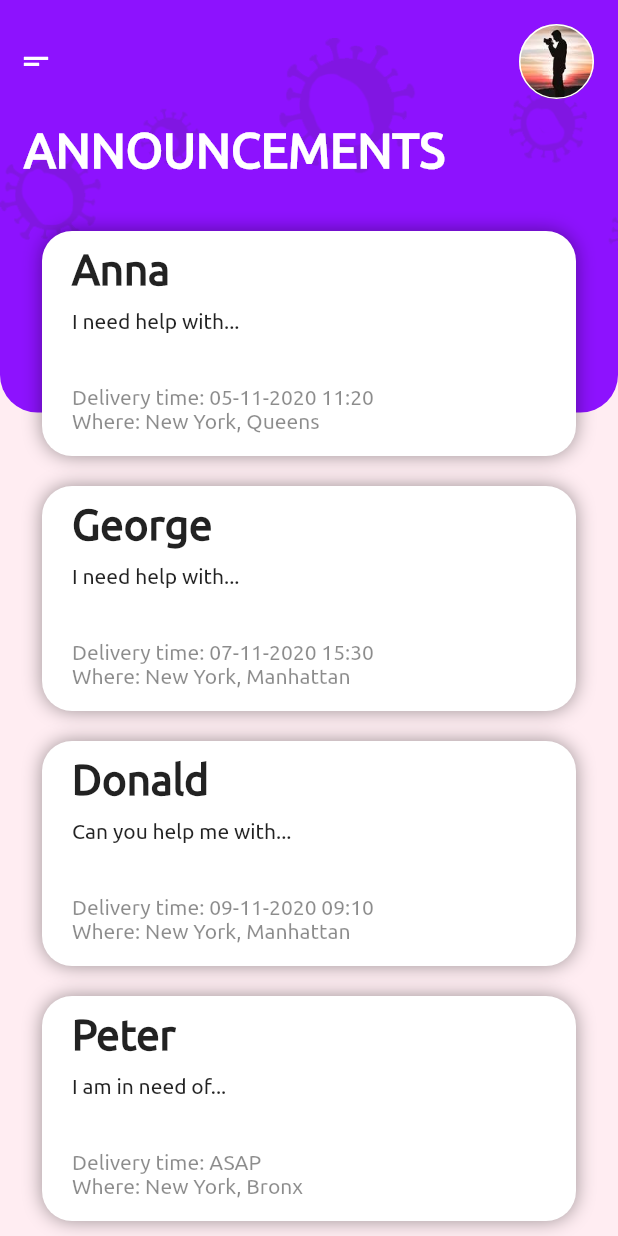
After one commit to dmorka/covid19_app, a Flutter app: the HomePage screen opened directly, after a tap on "BROWSE ANNOUNCEMENTS", on a phone screen of 412 x 824 dp. The commit adds this screen. Run offline on Flutter 3.47's test engine with Material 2 defaults, Android fonts, the phone set to English and light mode, and no system bars; our stand-ins replace charts_flutter.

Commit message:
Added Announcements page and sample items to it. New button on home page to access announcements.

```diff
--- /dev/null
+++ b/lib/components/list_item.dart
@@ -0,0 +1,67 @@
+
+import 'package:flutter/material.dart';
+
+class ListItem extends StatelessWidget {
+
+  final Map content;
+
+  ListItem(this.content);
+
+  factory ListItem.withContent(Map) {
+    return new ListItem(Map);
+  }
+
+  @override
+  Widget build(BuildContext context) {
+    return Container(
+      height: 150,
+      margin: const EdgeInsets.symmetric(horizontal: 20, vertical: 10),
+      decoration: BoxDecoration(borderRadius: BorderRadius.all(Radius.circular(20.0)), color: Colors.white, boxShadow: [
+        BoxShadow(color: Colors.black.withAlpha(100), blurRadius: 10.0)
+      ]),
+      child: Padding(
+        padding: const EdgeInsets.symmetric(horizontal: 20, vertical: 10),
+        child: Row(
+          mainAxisAlignment: MainAxisAlignment.spaceBetween,
+          children: <Widget>[
+            Column(
+              crossAxisAlignment: CrossAxisAlignment.start,
+              children: <Widget>[
+                Text(
+                  content["name"],
+                  style: const TextStyle(
+                      fontSize: 28, fontWeight: FontWeight.bold, color: Colors.black87
+                  )
+                ),
+                SizedBox(height: 10),
+                Text(
+                  content["description"],
+                  style: const TextStyle(
+                    color: Colors.black87,
+                    fontWeight: FontWeight.normal,
+                  ),
+                ),
+                SizedBox(height: 35),
+                Text(
+                  "Delivery time: " + content["when"],
+                  style: const TextStyle(
+                    color: Colors.black45,
+                    fontWeight: FontWeight.normal,
+                  ),
+                  textAlign: TextAlign.right,
+                ),
+                Text(
+                  "Where: " + content["where"],
+                  style: const TextStyle(
+                      color: Colors.black45,
+                      fontWeight: FontWeight.normal
+                  ),
+                )
+              ],
+            ),
+          ],
+        ),
+      ),
+    );
+    }
+}
--- a/lib/core/consts.dart
+++ b/lib/core/consts.dart
@@ -2,3 +2,30 @@ import 'package:flutter/material.dart';
 
 const backgroundColor = Color(0XFFeffedf2);
 const mainColor = Color(0XFF8d12fe);
+
+const ANNOUNCEMENT_DATA = [
+  {
+    "name":"Anna",
+    "description":"I need help with...",
+    "when":"05-11-2020 11:20",
+    "where":"New York, Queens"
+  },
+  {
+    "name":"George",
+    "description":"I need help with...",
+    "when":"07-11-2020 15:30",
+    "where":"New York, Manhattan"
+  },
+  {
+    "name":"Donald",
+    "description":"Can you help me with...",
+    "when":"09-11-2020 09:10",
+    "where":"New York, Manhattan"
+  },
+  {
+    "name":"Peter",
+    "description":"I am in need of...",
+    "when":"ASAP",
+    "where":"New York, Bronx"
+  }
+];
--- /dev/null
+++ b/lib/pages/announcements_page.dart
@@ -0,0 +1,96 @@
+
+import 'package:flutter/material.dart';
+import 'package:covid19_app/core/consts.dart';
+import 'package:covid19_app/components/list_item.dart';
+import 'package:covid19_app/components/custom_appbar_widget.dart';
+
+class AnnouncementsPage extends StatefulWidget {
+  @override
+  State<StatefulWidget> createState() => _AnnouncementsPageState();
+}
+
+class _AnnouncementsPageState extends State<AnnouncementsPage> {
+  List<Widget> itemsData = [];
+  ScrollController controller = ScrollController();
+
+  void getPostsData() {
+    List<dynamic> responseList = ANNOUNCEMENT_DATA;
+    List<Widget> listItems = [];
+    responseList.forEach((post) {
+      listItems.add(ListItem(post));
+    });
+    setState(() {
+      itemsData = listItems;
+    });
+  }
+
+
+  @override
+  void initState() {
+    super.initState();
+    getPostsData();
+
+  }
+
+  @override
+  Widget build(BuildContext context) {
+    return Scaffold(
+        backgroundColor: backgroundColor,
+        body: Stack(
+          children: <Widget>[
+            Container(
+              height: 275,
+              decoration: BoxDecoration(
+                color: mainColor,
+                borderRadius: BorderRadius.only(
+                  bottomLeft: Radius.circular(25),
+                  bottomRight: Radius.circular(25),
+                ),
+              ),
+              padding: EdgeInsets.only(top: 25, bottom: 30),
+              child: SingleChildScrollView(
+                scrollDirection: Axis.horizontal,
+                child: Image.asset("assets/images/virus2.png"),
+              ),
+            ),
+            Container(
+              child: ListView(
+                children: <Widget>[
+                  CustomAppBarWidget(),
+                  Padding(
+                    padding: EdgeInsets.symmetric(horizontal: 16),
+                    child: Text(
+                      "ANNOUNCEMENTS",
+                      style: TextStyle(
+                        color: Colors.white,
+                        fontWeight: FontWeight.bold,
+                        fontSize: 32,
+                      ),
+                    ),
+                  ),
+                  SizedBox(height: 25),
+                  Padding(
+                    padding: EdgeInsets.symmetric(horizontal: 8),
+                    child: _buildAnnouncements(),
+                  )
+                ],
+              ),
+            )
+          ],
+        ),
+    );
+  }
+
+  Widget _buildAnnouncements() {
+    return ListView.builder(
+        shrinkWrap: true,
+        controller: controller,
+        itemCount: itemsData.length,
+        physics: BouncingScrollPhysics(),
+        itemBuilder: (context, index) {
+          return itemsData[index];
+        }
+    );
+  }
+
+}
--- a/lib/pages/home_page.dart
+++ b/lib/pages/home_page.dart
@@ -3,6 +3,7 @@ import 'dart:ui';
 import 'package:covid19_app/components/rounded_button.dart';
 import 'package:covid19_app/core/consts.dart';
 import 'package:covid19_app/pages/statistics_page.dart';
+import 'package:covid19_app/pages/announcements_page.dart';
 import 'package:covid19_app/components/custom_appbar_widget.dart';
 import 'package:flutter/material.dart';
 
@@ -320,19 +321,40 @@ class _HomePageState extends State<HomePage> {
           ),
         ),
         SizedBox(height: 25),
-        Center(
+        Padding(
+          padding: EdgeInsets.symmetric(horizontal: 16),
+          child: Row(
+            children: <Widget>[
+              Expanded(
                   child: RoundedButton(
-            text: "ADD AN ANNOUCMENT",
+                    text: "ADD AN ANNOUNCEMENT",
                     color: Colors.blue,
                     press: () {},
+                    padding: EdgeInsets.all(20),
                     // press: () {
                     //   Navigator.push(
                     //     context,
                     //     MaterialPageRoute(builder: (context) => AnnoucmentPage()),
                     //   );
                     // },
+                  )
               ),
+              SizedBox(width: 16),
+              Expanded(
+                child: RoundedButton(
+                  text: "BROWSE ANNOUNCEMENTS",
+                  color: Colors.blue,
+                  press: () {
+                    Navigator.of(context).push(
+                        MaterialPageRoute(builder: (context) => AnnouncementsPage())
+                    );
+                  },
+                  padding: EdgeInsets.all(20),
                 ),
+              )
+            ],
+          ),
+        )
       ],
     );
   }
```
Lines whose indentation alone changed are shown as unchanged.
